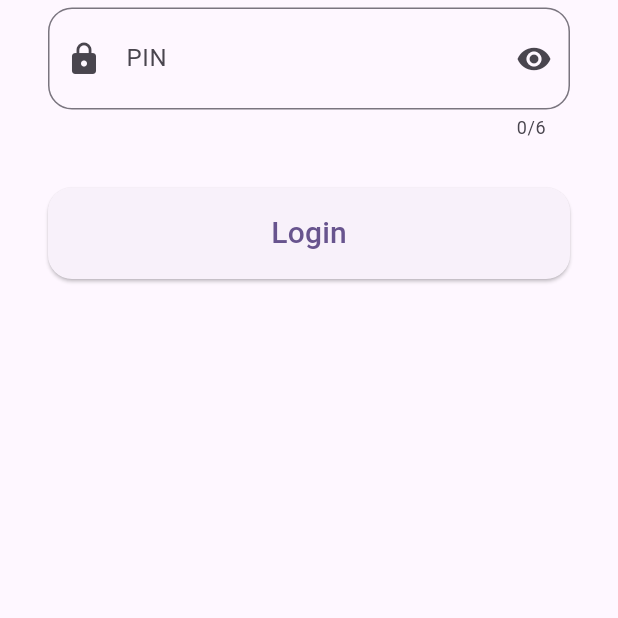
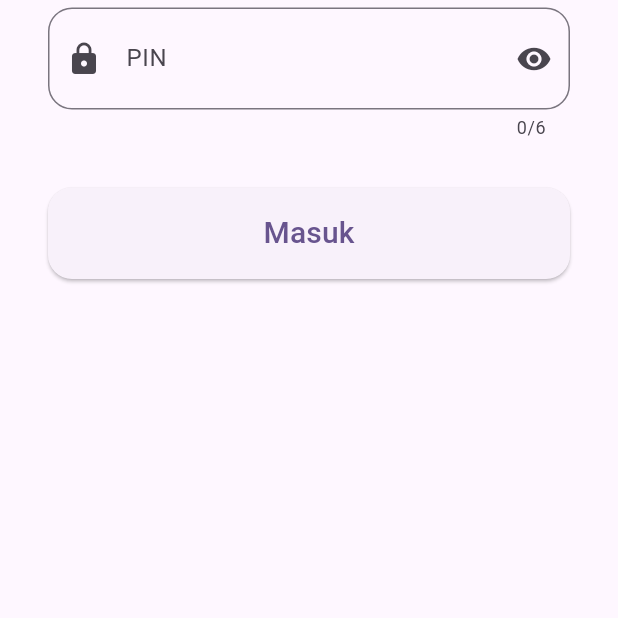
Before and after one commit to Miftakun/Flutter_Project_HK, a Flutter app: the screen it shows after launch, on a phone screen of 412 x 824 dp, the part 618-1236 px from its top. Run offline on Flutter 3.47's test engine with Material 3 defaults, Android fonts, the phone set to English and light mode, and no system bars; our stand-ins replace shared_preferences.

Commit message:
Refactor login functionality to initialize user shared preferences and manage user state; add HomePage implementation.

```diff
--- a/lib/flutter_habiskerja_notes_app/lib/pages/login_page.dart
+++ b/lib/flutter_habiskerja_notes_app/lib/pages/login_page.dart
@@ -1,4 +1,6 @@
 import 'package:flutter/material.dart';
+import 'package:flutter_habiskerja_notes_app/pages/home_page.dart';
+import 'package:flutter_habiskerja_notes_app/utils/user_shared_preferences.dart';
 
 class LoginPage extends StatefulWidget {
   const LoginPage({super.key});
@@ -9,10 +11,31 @@ class LoginPage extends StatefulWidget {
 
 class _LoginPageState extends State<LoginPage> {
   final _formKey = GlobalKey<FormState>();
-  final TextEditingController _namaController = TextEditingController();
-  final TextEditingController _pinController = TextEditingController();
+  late TextEditingController _namaController = TextEditingController();
+  late TextEditingController _pinController = TextEditingController();
   bool _obscurePin = true;
   bool _isLoading = false;
+  bool isPinExists = false;
+
+  @override
+  void initState() {
+    super.initState();
+    _namaController = TextEditingController();
+    _pinController = TextEditingController();
+    String? pin = UserSharedPreferences.getPin();
+    if (pin != null && pin.isNotEmpty) {
+      isPinExists = true;
+    } else {
+      isPinExists = false;
+    }
+  }
+
+  @override
+  void dispose() {
+    _namaController.dispose();
+    _pinController.dispose();
+    super.dispose();
+  }
 
   void _login() async {
     if (_formKey.currentState!.validate()) {
@@ -112,7 +135,20 @@ class _LoginPageState extends State<LoginPage> {
                 SizedBox(
                   width: double.infinity,
                   child: ElevatedButton(
-                    onPressed: _isLoading ? null : _login,
+                    onPressed: () async {
+                      await UserSharedPreferences.setUser(
+                        name: _namaController.text,
+                        pin: _pinController.text,
+                      );
+                      if (!mounted) return;
+                      Navigator.of(context).push(
+                        MaterialPageRoute(
+                          builder: (context) {
+                            return const HomePage();
+                          },
+                        ),
+                      );
+                    },
                     style: ElevatedButton.styleFrom(
                       padding: const EdgeInsets.symmetric(vertical: 16),
                       shape: RoundedRectangleBorder(
@@ -125,7 +161,7 @@ class _LoginPageState extends State<LoginPage> {
                               color: Colors.white,
                             )
                             : const Text(
-                              'Login',
+                              'Masuk',
                               style: TextStyle(fontSize: 20),
                             ),
                   ),
--- /dev/null
+++ b/lib/flutter_habiskerja_notes_app/lib/utils/user_shared_preferences.dart
@@ -0,0 +1,26 @@
+import 'package:shared_preferences/shared_preferences.dart';
+
+class UserSharedPreferences {
+  static SharedPreferences? _preferences;
+
+  static const String _name = 'name';
+  static const String _pin = 'pin';
+
+  static Future init() async {
+    _preferences = await SharedPreferences.getInstance();
+  }
+
+  static Future setUser({required String name, required String pin}) async {
+    if (_preferences == null) await init();
+    await _preferences?.setString(_name, name);
+    await _preferences?.setString(_pin, pin);
+  }
+
+  static String? getName() {
+    return _preferences?.getString(_name);
+  }
+
+  static String? getPin() {
+    return _preferences?.getString(_pin);
+  }
+}
```
Also changed, not shown: lib/flutter_habiskerja_notes_app/lib/main.dart (+9 -1 lines), lib/flutter_habiskerja_notes_app/lib/pages/home_page.dart (added, +15 -0 lines), lib/flutter_habiskerja_notes_app/pubspec.yaml (+4 -11 lines), lib/flutter_habiskerja_notes_app/pubspec.lock.
